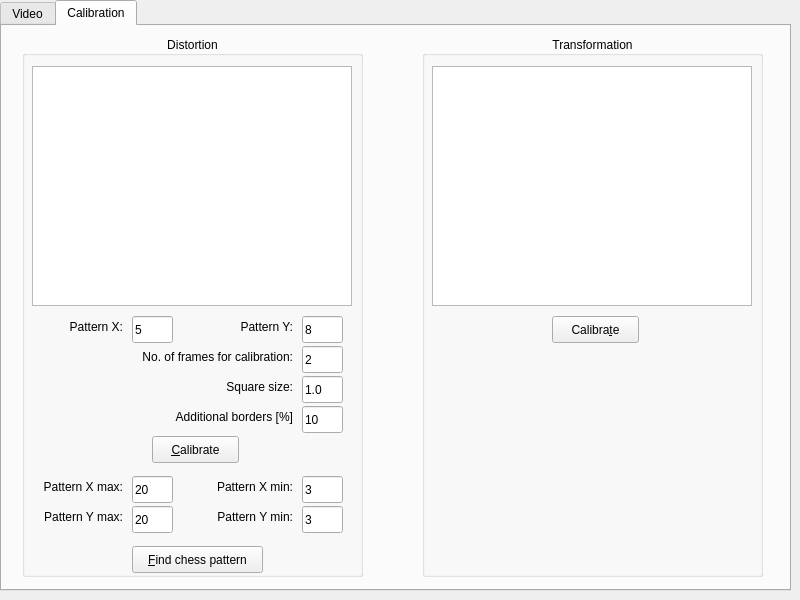
First picture: the form in mrVision/src/mrVision/gui/mainGUI.ui, repository NorthernStars/MR-Vision, before the edit.
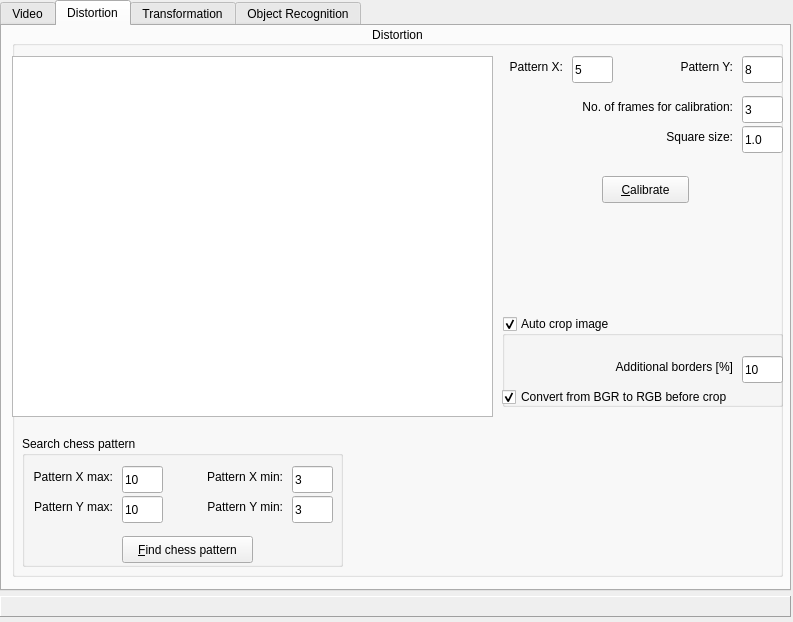
Second picture: the form after the edit. The open tabs and pages were chosen to show the change.

Commit message: Modified gui and image croping.

The edit to the form file:
```diff
--- a/mrVision/src/mrVision/gui/mainGUI.ui
+++ b/mrVision/src/mrVision/gui/mainGUI.ui
@@ -6,8 +6,8 @@
    <rect>
     <x>0</x>
     <y>0</y>
-    <width>800</width>
-    <height>600</height>
+    <width>793</width>
+    <height>622</height>
    </rect>
   </property>
   <property name="windowTitle">
@@ -155,15 +155,15 @@
    </widget>
    <widget class="QWidget" name="tab_2">
     <attribute name="title">
-     <string>Calibration</string>
+     <string>Distortion</string>
     </attribute>
     <widget class="QGroupBox" name="grbUnfisheye">
      <property name="geometry">
       <rect>
-       <x>20</x>
-       <y>10</y>
-       <width>341</width>
-       <height>541</height>
+       <x>10</x>
+       <y>0</y>
+       <width>771</width>
+       <height>551</height>
       </rect>
      </property>
      <property name="title">
@@ -181,8 +181,8 @@
      <widget class="QPushButton" name="cmdCalibrateDistortion">
       <property name="geometry">
        <rect>
-        <x>130</x>
-        <y>400</y>
+        <x>590</x>
+        <y>150</y>
         <width>87</width>
         <height>27</height>
        </rect>
@@ -194,147 +194,21 @@
      <widget class="QGraphicsView" name="imgDistortion">
       <property name="geometry">
        <rect>
-        <x>10</x>
+        <x>0</x>
         <y>30</y>
-        <width>320</width>
-        <height>240</height>
+        <width>481</width>
+        <height>361</height>
        </rect>
       </property>
-     </widget>
-     <widget class="QLineEdit" name="txtPatternXMax">
-      <property name="geometry">
-       <rect>
-        <x>110</x>
-        <y>440</y>
-        <width>41</width>
-        <height>27</height>
-       </rect>
-      </property>
-      <property name="text">
-       <string>20</string>
-      </property>
-     </widget>
-     <widget class="QLineEdit" name="txtPatternYMax">
-      <property name="geometry">
-       <rect>
-        <x>110</x>
-        <y>470</y>
-        <width>41</width>
-        <height>27</height>
-       </rect>
-      </property>
-      <property name="text">
-       <string>20</string>
-      </property>
-     </widget>
-     <widget class="QLabel" name="lblPatternXMax">
-      <property name="geometry">
-       <rect>
-        <x>10</x>
-        <y>440</y>
-        <width>91</width>
-        <height>21</height>
-       </rect>
-      </property>
-      <property name="text">
-       <string>Pattern X max:</string>
-      </property>
-      <property name="alignment">
-       <set>Qt::AlignRight|Qt::AlignTrailing|Qt::AlignVCenter</set>
-      </property>
-     </widget>
-     <widget class="QPushButton" name="cmdFindPattern">
-      <property name="geometry">
-       <rect>
-        <x>110</x>
-        <y>510</y>
-        <width>131</width>
-        <height>27</height>
-       </rect>
-      </property>
-      <property name="text">
-       <string>&amp;Find chess pattern</string>
-      </property>
-     </widget>
-     <widget class="QLabel" name="lblPatternYMax">
-      <property name="geometry">
-       <rect>
-        <x>10</x>
-        <y>470</y>
-        <width>91</width>
-        <height>21</height>
-       </rect>
-      </property>
-      <property name="text">
-       <string>Pattern Y max:</string>
-      </property>
-      <property name="alignment">
-       <set>Qt::AlignRight|Qt::AlignTrailing|Qt::AlignVCenter</set>
-      </property>
-     </widget>
-     <widget class="QLineEdit" name="txtPatternXMin">
-      <property name="geometry">
-       <rect>
-        <x>280</x>
-        <y>440</y>
-        <width>41</width>
-        <height>27</height>
-       </rect>
-      </property>
-      <property name="text">
-       <string>3</string>
-      </property>
-     </widget>
-     <widget class="QLabel" name="lblPatternXMin">
-      <property name="geometry">
-       <rect>
-        <x>180</x>
-        <y>440</y>
-        <width>91</width>
-        <height>21</height>
-       </rect>
-      </property>
-      <property name="text">
-       <string>Pattern X min:</string>
-      </property>
-      <property name="alignment">
-       <set>Qt::AlignRight|Qt::AlignTrailing|Qt::AlignVCenter</set>
-      </property>
-     </widget>
-     <widget class="QLineEdit" name="txtPatternYMin">
-      <property name="geometry">
-       <rect>
-        <x>280</x>
-        <y>470</y>
-        <width>41</width>
-        <height>27</height>
-       </rect>
-      </property>
-      <property name="text">
-       <string>3</string>
-      </property>
-     </widget>
-     <widget class="QLabel" name="lblPatternYMin">
-      <property name="geometry">
-       <rect>
-        <x>180</x>
-        <y>470</y>
-        <width>91</width>
-        <height>21</height>
-       </rect>
-      </property>
-      <property name="text">
-       <string>Pattern Y min:</string>
-      </property>
-      <property name="alignment">
-       <set>Qt::AlignRight|Qt::AlignTrailing|Qt::AlignVCenter</set>
+      <property name="verticalScrollBarPolicy">
+       <enum>Qt::ScrollBarAsNeeded</enum>
       </property>
      </widget>
      <widget class="QLabel" name="lblPatternY">
       <property name="geometry">
        <rect>
-        <x>180</x>
-        <y>280</y>
+        <x>630</x>
+        <y>30</y>
         <width>91</width>
         <height>21</height>
        </rect>
@@ -349,8 +223,8 @@
      <widget class="QLineEdit" name="txtPatternY">
       <property name="geometry">
        <rect>
-        <x>280</x>
-        <y>280</y>
+        <x>730</x>
+        <y>30</y>
         <width>41</width>
         <height>27</height>
        </rect>
@@ -362,8 +236,8 @@
      <widget class="QLineEdit" name="txtPatternX">
       <property name="geometry">
        <rect>
-        <x>110</x>
-        <y>280</y>
+        <x>560</x>
+        <y>30</y>
         <width>41</width>
         <height>27</height>
        </rect>
@@ -375,9 +249,9 @@
      <widget class="QLabel" name="lblPatternX">
       <property name="geometry">
        <rect>
-        <x>10</x>
-        <y>280</y>
-        <width>91</width>
+        <x>490</x>
+        <y>30</y>
+        <width>61</width>
         <height>21</height>
        </rect>
       </property>
@@ -391,22 +265,22 @@
      <widget class="QLineEdit" name="txtCalibrationFrames">
       <property name="geometry">
        <rect>
-        <x>280</x>
-        <y>310</y>
+        <x>730</x>
+        <y>70</y>
         <width>41</width>
         <height>27</height>
        </rect>
       </property>
       <property name="text">
-       <string>2</string>
+       <string>3</string>
       </property>
      </widget>
      <widget class="QLabel" name="lblCalibrationFrames">
       <property name="geometry">
        <rect>
-        <x>20</x>
-        <y>310</y>
-        <width>251</width>
+        <x>490</x>
+        <y>70</y>
+        <width>231</width>
         <height>21</height>
        </rect>
       </property>
@@ -420,9 +294,9 @@
      <widget class="QLabel" name="lblCalibrationSquareSize">
       <property name="geometry">
        <rect>
-        <x>20</x>
-        <y>340</y>
-        <width>251</width>
+        <x>490</x>
+        <y>100</y>
+        <width>231</width>
         <height>21</height>
        </rect>
       </property>
@@ -436,8 +310,8 @@
      <widget class="QLineEdit" name="txtCalibrationSquareSize">
       <property name="geometry">
        <rect>
-        <x>280</x>
-        <y>340</y>
+        <x>730</x>
+        <y>100</y>
         <width>41</width>
         <height>27</height>
        </rect>
@@ -446,42 +320,221 @@
        <string>1.0</string>
       </property>
      </widget>
-     <widget class="QLineEdit" name="txtCalibrationBorders">
+     <widget class="QGroupBox" name="grpFindChessPattern">
       <property name="geometry">
        <rect>
-        <x>280</x>
-        <y>370</y>
-        <width>41</width>
-        <height>27</height>
+        <x>10</x>
+        <y>410</y>
+        <width>321</width>
+        <height>131</height>
        </rect>
       </property>
-      <property name="text">
-       <string>10</string>
+      <property name="title">
+       <string>Search chess pattern</string>
       </property>
+      <widget class="QLineEdit" name="txtPatternXMin">
+       <property name="geometry">
+        <rect>
+         <x>270</x>
+         <y>30</y>
+         <width>41</width>
+         <height>27</height>
+        </rect>
+       </property>
+       <property name="text">
+        <string>3</string>
+       </property>
+      </widget>
+      <widget class="QLineEdit" name="txtPatternYMax">
+       <property name="geometry">
+        <rect>
+         <x>100</x>
+         <y>60</y>
+         <width>41</width>
+         <height>27</height>
+        </rect>
+       </property>
+       <property name="text">
+        <string>10</string>
+       </property>
+      </widget>
+      <widget class="QLineEdit" name="txtPatternYMin">
+       <property name="geometry">
+        <rect>
+         <x>270</x>
+         <y>60</y>
+         <width>41</width>
+         <height>27</height>
+        </rect>
+       </property>
+       <property name="text">
+        <string>3</string>
+       </property>
+      </widget>
+      <widget class="QLineEdit" name="txtPatternXMax">
+       <property name="geometry">
+        <rect>
+         <x>100</x>
+         <y>30</y>
+         <width>41</width>
+         <height>27</height>
+        </rect>
+       </property>
+       <property name="text">
+        <string>10</string>
+       </property>
+      </widget>
+      <widget class="QLabel" name="lblPatternXMin">
+       <property name="geometry">
+        <rect>
+         <x>170</x>
+         <y>30</y>
+         <width>91</width>
+         <height>21</height>
+        </rect>
+       </property>
+       <property name="text">
+        <string>Pattern X min:</string>
+       </property>
+       <property name="alignment">
+        <set>Qt::AlignRight|Qt::AlignTrailing|Qt::AlignVCenter</set>
+       </property>
+      </widget>
+      <widget class="QPushButton" name="cmdFindPattern">
+       <property name="geometry">
+        <rect>
+         <x>100</x>
+         <y>100</y>
+         <width>131</width>
+         <height>27</height>
+        </rect>
+       </property>
+       <property name="text">
+        <string>&amp;Find chess pattern</string>
+       </property>
+      </widget>
+      <widget class="QLabel" name="lblPatternYMin">
+       <property name="geometry">
+        <rect>
+         <x>170</x>
+         <y>60</y>
+         <width>91</width>
+         <height>21</height>
+        </rect>
+       </property>
+       <property name="text">
+        <string>Pattern Y min:</string>
+       </property>
+       <property name="alignment">
+        <set>Qt::AlignRight|Qt::AlignTrailing|Qt::AlignVCenter</set>
+       </property>
+      </widget>
+      <widget class="QLabel" name="lblPatternXMax">
+       <property name="geometry">
+        <rect>
+         <x>0</x>
+         <y>30</y>
+         <width>91</width>
+         <height>21</height>
+        </rect>
+       </property>
+       <property name="text">
+        <string>Pattern X max:</string>
+       </property>
+       <property name="alignment">
+        <set>Qt::AlignRight|Qt::AlignTrailing|Qt::AlignVCenter</set>
+       </property>
+      </widget>
+      <widget class="QLabel" name="lblPatternYMax">
+       <property name="geometry">
+        <rect>
+         <x>0</x>
+         <y>60</y>
+         <width>91</width>
+         <height>21</height>
+        </rect>
+       </property>
+       <property name="text">
+        <string>Pattern Y max:</string>
+       </property>
+       <property name="alignment">
+        <set>Qt::AlignRight|Qt::AlignTrailing|Qt::AlignVCenter</set>
+       </property>
+      </widget>
      </widget>
-     <widget class="QLabel" name="lblCalibrationBorders">
+     <widget class="QGroupBox" name="chkCropImg">
       <property name="geometry">
        <rect>
-        <x>20</x>
-        <y>370</y>
-        <width>251</width>
-        <height>21</height>
+        <x>490</x>
+        <y>290</y>
+        <width>281</width>
+        <height>91</height>
        </rect>
       </property>
-      <property name="text">
-       <string>Additional borders [%]</string>
+      <property name="title">
+       <string>Auto crop image</string>
       </property>
-      <property name="alignment">
-       <set>Qt::AlignRight|Qt::AlignTrailing|Qt::AlignVCenter</set>
+      <property name="checkable">
+       <bool>true</bool>
       </property>
+      <widget class="QCheckBox" name="chkCropConvBefore">
+       <property name="geometry">
+        <rect>
+         <x>0</x>
+         <y>70</y>
+         <width>281</width>
+         <height>22</height>
+        </rect>
+       </property>
+       <property name="text">
+        <string>Convert from BGR to RGB before crop</string>
+       </property>
+       <property name="checked">
+        <bool>true</bool>
+       </property>
+      </widget>
+      <widget class="QLabel" name="lblCalibrationBorders">
+       <property name="geometry">
+        <rect>
+         <x>0</x>
+         <y>40</y>
+         <width>231</width>
+         <height>21</height>
+        </rect>
+       </property>
+       <property name="text">
+        <string>Additional borders [%]</string>
+       </property>
+       <property name="alignment">
+        <set>Qt::AlignRight|Qt::AlignTrailing|Qt::AlignVCenter</set>
+       </property>
+      </widget>
+      <widget class="QLineEdit" name="txtCalibrationBorders">
+       <property name="geometry">
+        <rect>
+         <x>240</x>
+         <y>40</y>
+         <width>41</width>
+         <height>27</height>
+        </rect>
+       </property>
+       <property name="text">
+        <string>10</string>
+       </property>
+      </widget>
      </widget>
     </widget>
+   </widget>
+   <widget class="QWidget" name="tabSettings">
+    <attribute name="title">
+     <string>Transformation</string>
+    </attribute>
     <widget class="QGroupBox" name="grbTransformation">
      <property name="geometry">
       <rect>
-       <x>420</x>
-       <y>10</y>
-       <width>341</width>
+       <x>10</x>
+       <y>0</y>
+       <width>771</width>
        <height>541</height>
       </rect>
      </property>
@@ -500,8 +553,8 @@
      <widget class="QPushButton" name="cmdCCalibrateTransformation">
       <property name="geometry">
        <rect>
-        <x>130</x>
-        <y>280</y>
+        <x>330</x>
+        <y>330</y>
         <width>87</width>
         <height>27</height>
        </rect>
@@ -513,15 +566,42 @@
      <widget class="QGraphicsView" name="imgTransformation">
       <property name="geometry">
        <rect>
-        <x>10</x>
+        <x>150</x>
         <y>30</y>
-        <width>320</width>
-        <height>240</height>
+        <width>451</width>
+        <height>291</height>
        </rect>
       </property>
      </widget>
     </widget>
    </widget>
+   <widget class="QWidget" name="tabRecognition">
+    <attribute name="title">
+     <string>Object Recognition</string>
+    </attribute>
+   </widget>
+  </widget>
+  <widget class="QLabel" name="lblStatus">
+   <property name="geometry">
+    <rect>
+     <x>0</x>
+     <y>596</y>
+     <width>791</width>
+     <height>21</height>
+    </rect>
+   </property>
+   <property name="frameShape">
+    <enum>QFrame::Panel</enum>
+   </property>
+   <property name="frameShadow">
+    <enum>QFrame::Raised</enum>
+   </property>
+   <property name="lineWidth">
+    <number>1</number>
+   </property>
+   <property name="text">
+    <string/>
+   </property>
   </widget>
  </widget>
  <resources/>
```
Left out of the diff: 77 changed lines with no effect on the pictures. The commit also changes 8 other files.
